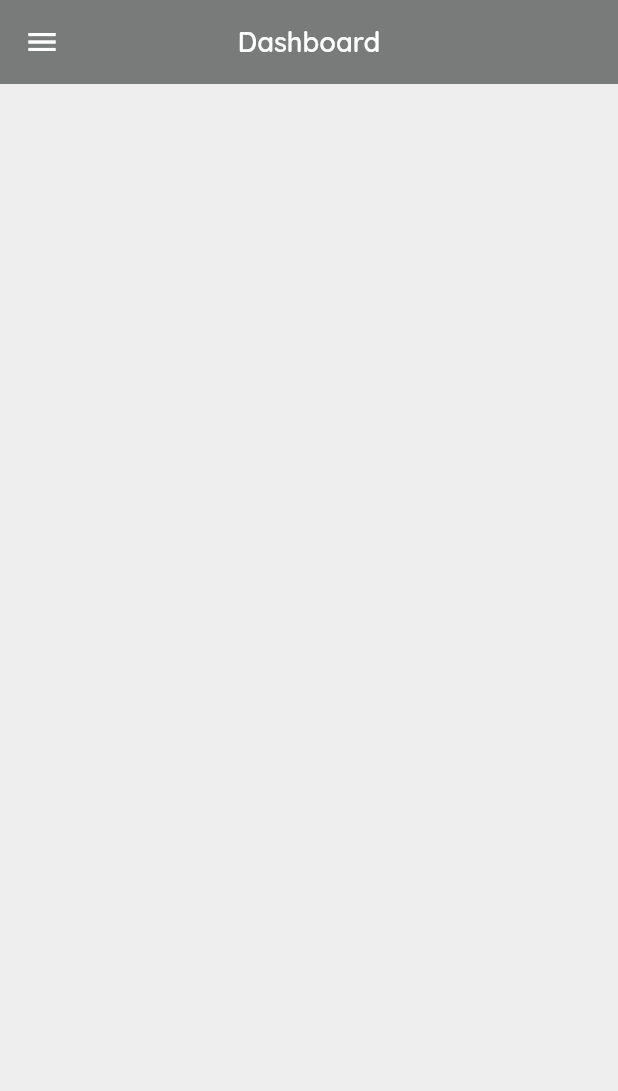
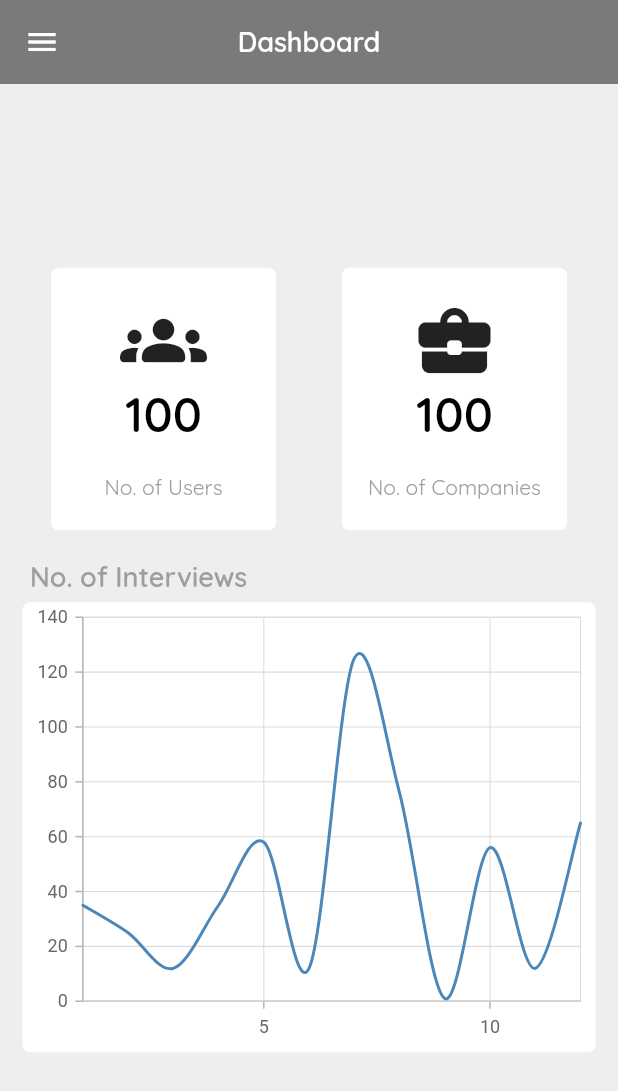
Before and after one commit to Lans12345/NatCorp_Admin, a Flutter app: the screen it shows after launch, on a phone screen of 412 x 824 dp. Shown: the top 1091 px of the screen. Run offline on Flutter 3.47's test engine with Material 2 defaults, Android fonts, the light colour scheme and no system bars; our stand-ins replace get_storage, syncfusion_flutter_charts.

Commit message:
initial dashboard layout

```diff
--- a/lib/screens/home_screen.dart
+++ b/lib/screens/home_screen.dart
@@ -1,6 +1,9 @@
 import 'package:flutter/material.dart';
 import 'package:nat_corp_admin/widgets/app_bar.dart';
 import 'package:nat_corp_admin/widgets/drawer_widget.dart';
+import 'package:nat_corp_admin/widgets/text_widget.dart';
+import 'package:syncfusion_flutter_charts/charts.dart';
+import '../services/data/chart_data.dart';
 
 class HomeScreen extends StatefulWidget {
   const HomeScreen({Key? key}) : super(key: key);
@@ -12,9 +15,133 @@ class HomeScreen extends StatefulWidget {
 class _HomeScreenState extends State<HomeScreen> {
   @override
   Widget build(BuildContext context) {
+    final List<ChartData> chartData = [
+      ChartData(01, 35),
+      ChartData(02, 25),
+      ChartData(03, 12),
+      ChartData(04, 35),
+      ChartData(05, 58),
+      ChartData(06, 12),
+      ChartData(07, 125),
+      ChartData(08, 76),
+      ChartData(09, 1),
+      ChartData(10, 56),
+      ChartData(11, 12),
+      ChartData(12, 65),
+    ];
+
     return Scaffold(
-        backgroundColor: Colors.grey[200],
-        drawer: const DrawerWidget(),
-        appBar: AppbarWidget('Dashboard'));
+      backgroundColor: Colors.grey[200],
+      drawer: const DrawerWidget(),
+      appBar: AppbarWidget('Dashboard'),
+      body: Center(
+        child: SingleChildScrollView(
+          child: Column(
+            crossAxisAlignment: CrossAxisAlignment.start,
+            mainAxisAlignment: MainAxisAlignment.center,
+            children: [
+              Row(
+                mainAxisAlignment: MainAxisAlignment.spaceEvenly,
+                children: [
+                  Padding(
+                    padding: const EdgeInsets.only(left: 10, right: 10),
+                    child: GestureDetector(
+                      onTap: () {},
+                      child: Container(
+                        child: Column(
+                          mainAxisAlignment: MainAxisAlignment.center,
+                          children: [
+                            const Icon(
+                              Icons.groups_rounded,
+                              size: 58,
+                            ),
+                            TextBold(
+                                text: '100', fontSize: 32, color: Colors.black),
+                            const SizedBox(
+                              height: 20,
+                            ),
+                            TextRegular(
+                                text: 'No. of Users',
+                                fontSize: 14,
+                                color: Colors.grey),
+                          ],
+                        ),
+                        height: 175,
+                        width: 150,
+                        decoration: BoxDecoration(
+                          color: Colors.white,
+                          borderRadius: BorderRadius.circular(5),
+                        ),
+                      ),
+                    ),
+                  ),
+                  Padding(
+                    padding: const EdgeInsets.only(left: 10, right: 10),
+                    child: GestureDetector(
+                      onTap: () {},
+                      child: Container(
+                        child: Column(
+                          mainAxisAlignment: MainAxisAlignment.center,
+                          children: [
+                            const Icon(
+                              Icons.business_center_rounded,
+                              size: 58,
+                            ),
+                            TextBold(
+                                text: '100', fontSize: 32, color: Colors.black),
+                            const SizedBox(
+                              height: 20,
+                            ),
+                            TextRegular(
+                                text: 'No. of Companies',
+                                fontSize: 14,
+                                color: Colors.grey),
+                          ],
+                        ),
+                        height: 175,
+                        width: 150,
+                        decoration: BoxDecoration(
+                          color: Colors.white,
+                          borderRadius: BorderRadius.circular(5),
+                        ),
+                      ),
+                    ),
+                  ),
+                ],
+              ),
+              const SizedBox(
+                height: 20,
+              ),
+              Padding(
+                padding: const EdgeInsets.only(left: 20, bottom: 5),
+                child: TextBold(
+                    text: 'No. of Interviews',
+                    fontSize: 18,
+                    color: Colors.grey),
+              ),
+              Padding(
+                padding: const EdgeInsets.only(left: 15, right: 15),
+                child: Container(
+                    height: 300,
+                    width: double.infinity,
+                    decoration: BoxDecoration(
+                        borderRadius: BorderRadius.circular(5),
+                        color: Colors.white),
+                    child: SfCartesianChart(series: <ChartSeries>[
+                      // Renders spline chart
+
+                      SplineSeries<ChartData, int>(
+                          name: 'No. of Interviews',
+                          legendItemText: 'No. of Interviews',
+                          dataSource: chartData,
+                          xValueMapper: (ChartData data, _) => data.x,
+                          yValueMapper: (ChartData data, _) => data.y)
+                    ])),
+              ),
+            ],
+          ),
+        ),
+      ),
+    );
   }
 }
--- /dev/null
+++ b/lib/services/data/chart_data.dart
@@ -0,0 +1,5 @@
+class ChartData {
+  ChartData(this.x, this.y);
+  final int x;
+  final double? y;
+}
```
